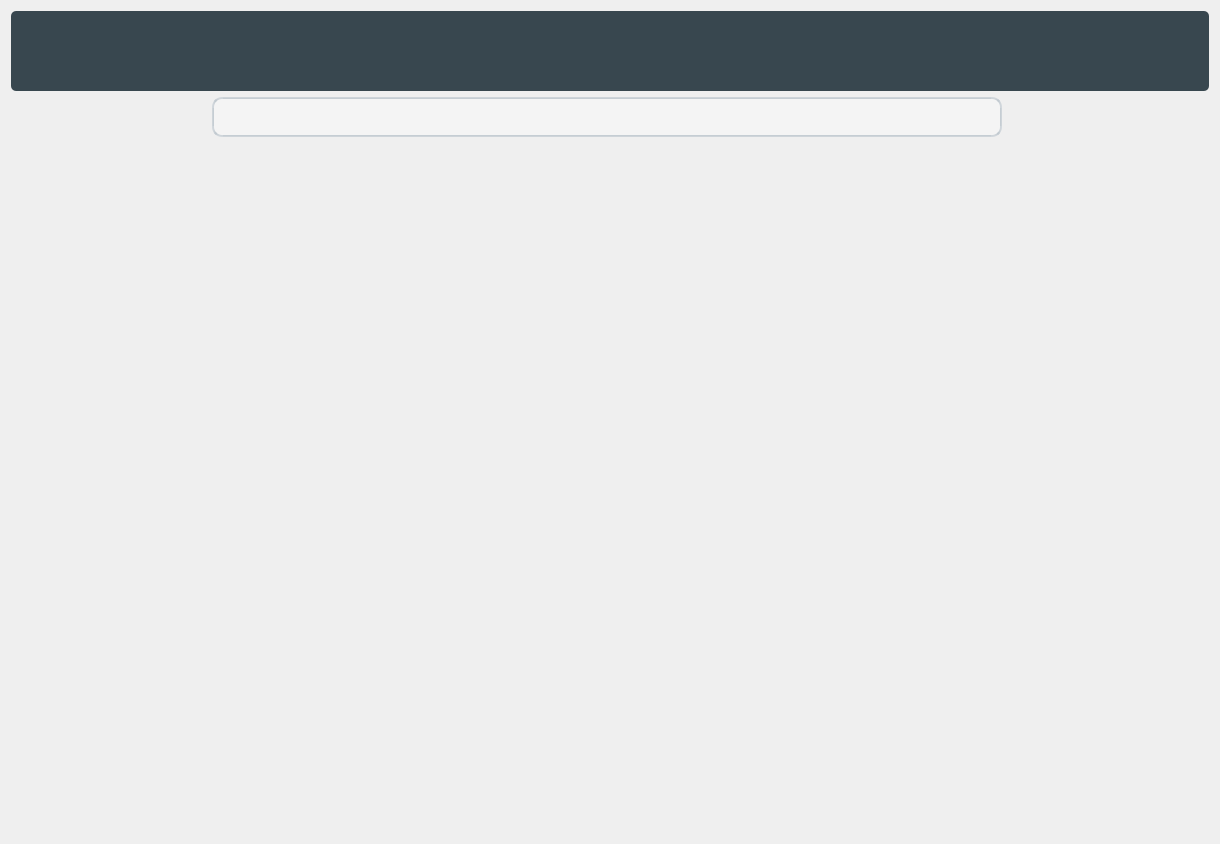
The window that forms/collections_view.ui (Abdel-RahmanSaied/SpecialsAid_frontEnd) describes before a commit, drawn with Qt 5.
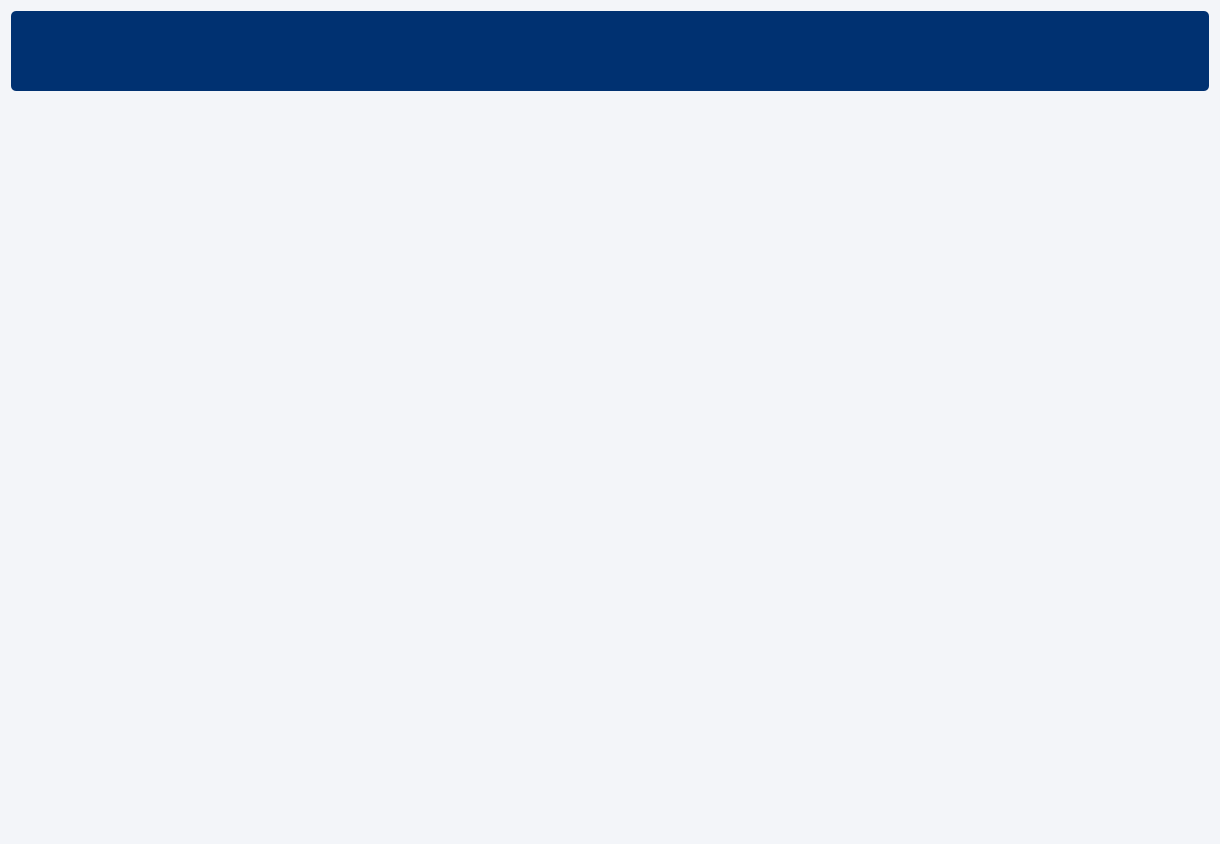
The same window after the commit. Icons and pictures are not drawn.

```diff
--- a/forms/collections_view.ui
+++ b/forms/collections_view.ui
@@ -15,8 +15,8 @@
   </property>
   <property name="styleSheet">
    <string notr="true">
-QMainWindow {
-    background-color:#f5f5f5;
+QWidget {
+	background-color: rgb(243, 245, 249);
 }
 QPushButton, QToolButton, QCommandLinkButton{
     padding: 0 5px 0 5px;
@@ -444,7 +444,7 @@
 }</string>
   </property>
   <layout class="QGridLayout" name="gridLayout">
-   <item row="2" column="1" rowspan="2" colspan="2">
+   <item row="1" column="1" rowspan="2" colspan="2">
     <widget class="QScrollArea" name="scrollArea">
      <property name="minimumSize">
       <size>
@@ -470,63 +470,13 @@
         <x>0</x>
         <y>0</y>
         <width>788</width>
-        <height>692</height>
+        <height>738</height>
        </rect>
       </property>
       <layout class="QGridLayout" name="gridLayout_3"/>
      </widget>
     </widget>
    </item>
-   <item row="2" column="0">
-    <spacer name="horizontalSpacer">
-     <property name="orientation">
-      <enum>Qt::Horizontal</enum>
-     </property>
-     <property name="sizeHint" stdset="0">
-      <size>
-       <width>37</width>
-       <height>20</height>
-      </size>
-     </property>
-    </spacer>
-   </item>
-   <item row="3" column="3">
-    <spacer name="horizontalSpacer_2">
-     <property name="orientation">
-      <enum>Qt::Horizontal</enum>
-     </property>
-     <property name="sizeHint" stdset="0">
-      <size>
-       <width>91</width>
-       <height>20</height>
-      </size>
-     </property>
-    </spacer>
-   </item>
-   <item row="1" column="1">
-    <widget class="QLineEdit" name="search_lin">
-     <property name="minimumSize">
-      <size>
-       <width>790</width>
-       <height>40</height>
-      </size>
-     </property>
-     <property name="maximumSize">
-      <size>
-       <width>750</width>
-       <height>40</height>
-      </size>
-     </property>
-     <property name="styleSheet">
-      <string notr="true">border-radius:10% 10%;
-padding:10px;
-font-size:16px</string>
-     </property>
-     <property name="clearButtonEnabled">
-      <bool>true</bool>
-     </property>
-    </widget>
-   </item>
    <item row="0" column="0" colspan="4">
     <widget class="QFrame" name="frame_2">
      <property name="minimumSize">
@@ -542,7 +492,7 @@
       </size>
      </property>
      <property name="styleSheet">
-      <string notr="true">background-color: #38474f;
+      <string notr="true">background-color:rgb(0,49,113,255);
 border-radius:5% 5%;</string>
      </property>
      <property name="frameShape">
@@ -634,6 +584,32 @@
      </layout>
     </widget>
    </item>
+   <item row="2" column="3">
+    <spacer name="horizontalSpacer_2">
+     <property name="orientation">
+      <enum>Qt::Horizontal</enum>
+     </property>
+     <property name="sizeHint" stdset="0">
+      <size>
+       <width>91</width>
+       <height>20</height>
+      </size>
+     </property>
+    </spacer>
+   </item>
+   <item row="1" column="0">
+    <spacer name="horizontalSpacer">
+     <property name="orientation">
+      <enum>Qt::Horizontal</enum>
+     </property>
+     <property name="sizeHint" stdset="0">
+      <size>
+       <width>37</width>
+       <height>20</height>
+      </size>
+     </property>
+    </spacer>
+   </item>
   </layout>
  </widget>
  <resources>
```
